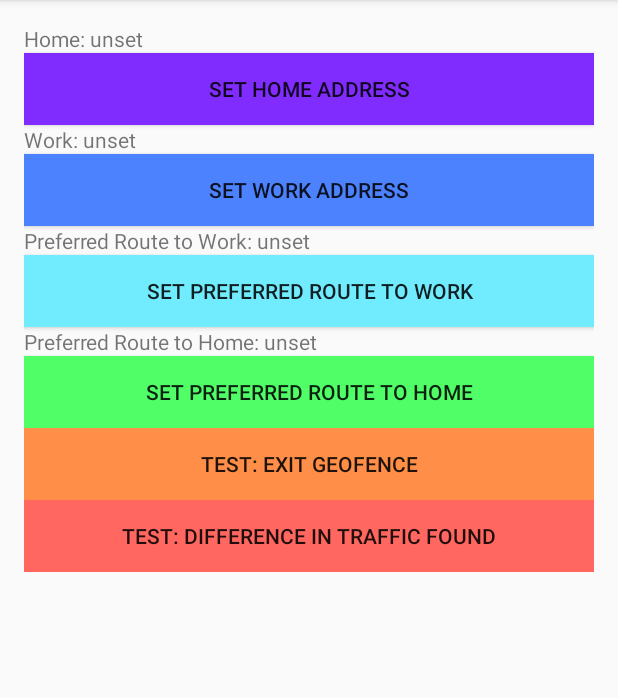
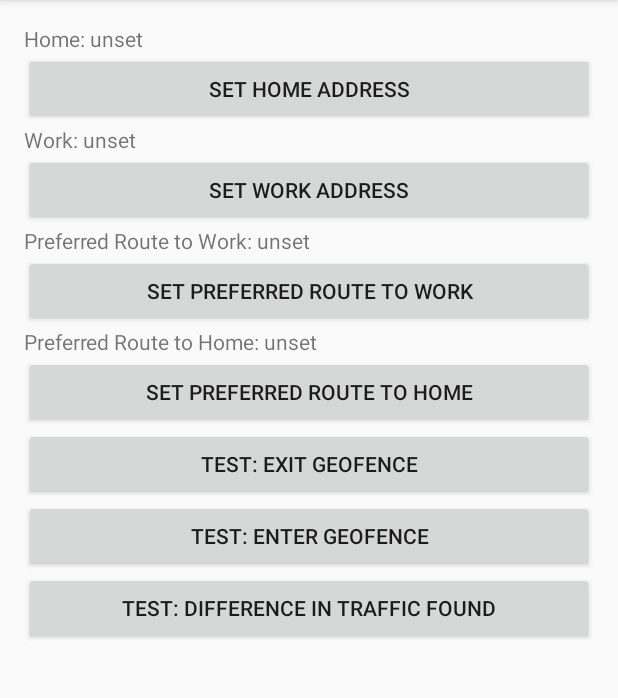
Before and after one commit to Jaberer/OpenTraffic, an Android app: the screen it shows after launch (MainActivity), on a phone screen of 412 x 824 dp, the part 84-782 px from its top. Run offline under Robolectric (Android 15) with nearby library versions, the phone set to English and light mode, and no system bars.

```diff
--- a/SecondRoute/app/src/main/res/layout/activity_main.xml
+++ b/SecondRoute/app/src/main/res/layout/activity_main.xml
@@ -5,14 +5,15 @@
     android:paddingLeft="@dimen/activity_horizontal_margin"
     android:paddingRight="@dimen/activity_horizontal_margin"
     android:paddingTop="@dimen/activity_vertical_margin"
+
+    android:fadingEdge="none"
+    android:clipToPadding="false"
     android:paddingBottom="@dimen/activity_vertical_margin"
 
     tools:context=".MainActivity">
         <LinearLayout
         android:layout_width="match_parent"
         android:layout_height="wrap_content"
-            android:fadingEdge="none"
-            android:clipToPadding="false"
             android:orientation="vertical">
 
             <TextView
@@ -24,8 +25,7 @@
                 android:layout_width="match_parent"
                 android:text="Set Home Address"
                 android:id="@+id/set_home"
-                android:layout_height="wrap_content"
-                android:background="#ff812cff" />
+                android:layout_height="wrap_content" />
 
             <TextView
                 android:layout_width="wrap_content"
@@ -36,8 +36,7 @@
                 android:layout_width="match_parent"
                 android:id="@+id/set_work"
                 android:text="Set Work Address"
-                android:layout_height="wrap_content"
-                android:background="#ff4d82ff" />
+                android:layout_height="wrap_content" />
             <TextView
                 android:layout_width="wrap_content"
                 android:layout_height="wrap_content"
@@ -47,8 +46,7 @@
                 android:layout_width="match_parent"
                 android:id="@+id/set_preferred_route"
                 android:text="Set Preferred Route to Work"
-                android:layout_height="wrap_content"
-                android:background="#ff71ecff" />
+                android:layout_height="wrap_content" />
             <TextView
                 android:layout_width="wrap_content"
                 android:layout_height="wrap_content"
@@ -58,19 +56,21 @@
                 android:layout_width="match_parent"
                 android:id="@+id/set_preferred_route_home"
                 android:text="Set Preferred Route to Home"
-                android:layout_height="wrap_content"
-                android:background="#ff50ff68" />
+                android:layout_height="wrap_content" />
             <Button
                 android:layout_width="match_parent"
                 android:id="@+id/test_exit_geofence"
                 android:text="Test: Exit Geofence"
-                android:layout_height="wrap_content"
-                android:background="#ffff8f48" />
+                android:layout_height="wrap_content" />
+            <Button
+                android:layout_width="match_parent"
+                android:id="@+id/test_enter_geofence"
+                android:text="Test: Enter Geofence"
+                android:layout_height="wrap_content" />
             <Button
                 android:layout_width="match_parent"
                 android:id="@+id/test_difference_traffic"
                 android:text="Test: Difference in Traffic Found"
-                android:layout_height="wrap_content"
-                android:background="#ffff6760" />
+                android:layout_height="wrap_content" />
         </LinearLayout>
 </ScrollView>
```
Also changed, not shown: SecondRoute/app/src/main/java/rsjz/com/secondroute/ContextService.java (+19 -1 lines), SecondRoute/app/src/main/java/rsjz/com/secondroute/MainActivity.java (+11 -1 lines).
